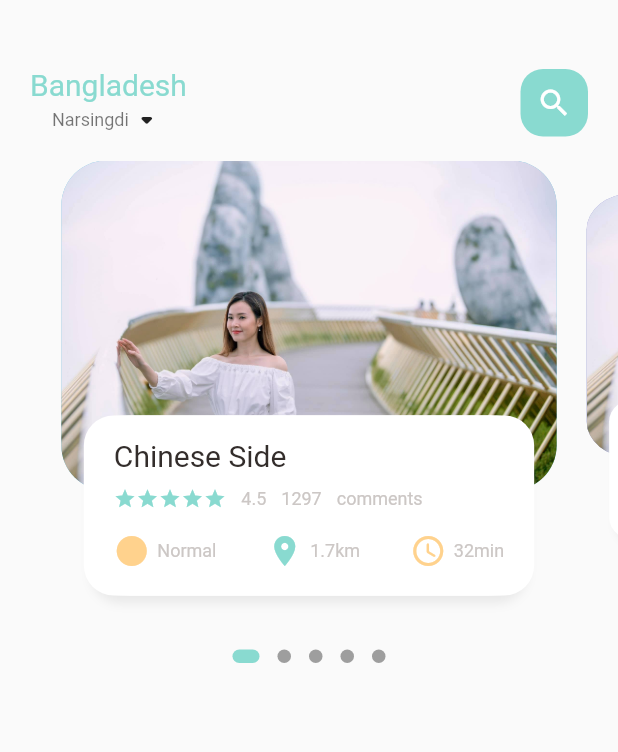
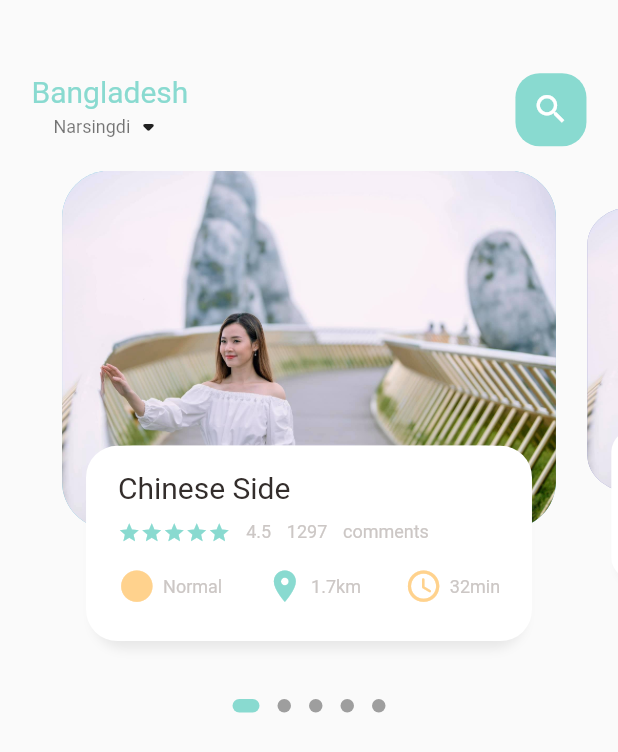
Before and after one commit to miyarin-tn/flutter_application, a Flutter app: the screen it shows after launch, on a phone screen of 412 x 824 dp. Shown: the top 752 px of the screen. Run offline on Flutter 3.47's test engine with Material 2 defaults, Android fonts, the phone set to English and light mode, and no system bars; drawn by our look-alikes of dots_indicator; our stand-ins replace get.

Commit message:
size by resolution screen

```diff
--- a/lib/home/food_page_body.dart
+++ b/lib/home/food_page_body.dart
@@ -1,6 +1,7 @@
 import 'package:flutter/material.dart';
 import 'package:dots_indicator/dots_indicator.dart';
 import 'package:flutter_application/utils/colors.dart';
+import 'package:flutter_application/utils/dimensions.dart';
 import 'package:flutter_application/widgets/big_text.dart';
 import 'package:flutter_application/widgets/icon_and_text.dart';
 import 'package:flutter_application/widgets/small_text.dart';
@@ -16,7 +17,7 @@ class _FoodPageBodyState extends State<FoodPageBody> {
   PageController pageController = PageController(viewportFraction: 0.85);
   var _currentPageValue = 0.0;
   final double _scaleFactor = 0.8;
-  final double _height = 220;
+  final double _height = Dimensions.pageViewContainer;
 
   @override
   void initState() {
@@ -38,7 +39,7 @@ class _FoodPageBodyState extends State<FoodPageBody> {
     return Column(
       children: [
         SizedBox(
-          height: 320,
+          height: Dimensions.pageView,
           child: PageView.builder(
             controller: pageController,
             itemCount: 5,
@@ -88,10 +89,13 @@ class _FoodPageBodyState extends State<FoodPageBody> {
       transform: matrix,
       child: Stack(children: [
         Container(
-          height: 220,
-          margin: const EdgeInsets.only(left: 10, right: 10),
+          height: Dimensions.pageViewContainer,
+          margin: EdgeInsets.only(
+            left: Dimensions.width10,
+            right: Dimensions.width10,
+          ),
           decoration: BoxDecoration(
-            borderRadius: BorderRadius.circular(30),
+            borderRadius: BorderRadius.circular(Dimensions.radius30),
             color: index.isEven
                 ? const Color(0xFF69c5df)
                 : const Color(0xFF9294cc),
@@ -104,10 +108,14 @@ class _FoodPageBodyState extends State<FoodPageBody> {
         Align(
           alignment: Alignment.bottomCenter,
           child: Container(
-            height: 120,
-            margin: const EdgeInsets.only(left: 30, right: 30, bottom: 30),
+            height: Dimensions.pageViewTextContainer,
+            margin: EdgeInsets.only(
+              left: Dimensions.width30,
+              right: Dimensions.width30,
+              bottom: Dimensions.height30,
+            ),
             decoration: BoxDecoration(
-              borderRadius: BorderRadius.circular(20),
+              borderRadius: BorderRadius.circular(Dimensions.radius20),
               color: Colors.white,
               boxShadow: const [
                 BoxShadow(
@@ -126,14 +134,12 @@ class _FoodPageBodyState extends State<FoodPageBody> {
               ],
             ),
             child: Container(
-              padding: const EdgeInsets.all(15),
+              padding: EdgeInsets.all(Dimensions.height15),
               child: Column(
                 crossAxisAlignment: CrossAxisAlignment.start,
                 children: [
                   BigText(text: 'Chinese Side'),
-                  const SizedBox(
-                    height: 10,
-                  ),
+                  SizedBox(height: Dimensions.height10),
                   Row(
                     children: [
                       Wrap(
@@ -146,23 +152,15 @@ class _FoodPageBodyState extends State<FoodPageBody> {
                           ),
                         ),
                       ),
-                      const SizedBox(
-                        width: 10,
-                      ),
+                      SizedBox(width: Dimensions.width10),
                       SmallText(text: '4.5'),
-                      const SizedBox(
-                        width: 10,
-                      ),
+                      SizedBox(width: Dimensions.width10),
                       SmallText(text: '1297'),
-                      const SizedBox(
-                        width: 10,
-                      ),
+                      SizedBox(width: Dimensions.width10),
                       SmallText(text: 'comments'),
                     ],
                   ),
-                  const SizedBox(
-                    height: 15,
-                  ),
+                  SizedBox(height: Dimensions.height15),
                   Row(
                     mainAxisAlignment: MainAxisAlignment.spaceBetween,
                     children: const [
--- a/lib/home/main_food_page.dart
+++ b/lib/home/main_food_page.dart
@@ -1,6 +1,7 @@
 import 'package:flutter/material.dart';
 import 'package:flutter_application/home/food_page_body.dart';
 import 'package:flutter_application/utils/colors.dart';
+import 'package:flutter_application/utils/dimensions.dart';
 import 'package:flutter_application/widgets/big_text.dart';
 import 'package:flutter_application/widgets/small_text.dart';
 
@@ -18,8 +19,10 @@ class _MainFoodPageState extends State<MainFoodPage> {
       body: Column(children: [
         Container(
           child: Container(
-            margin: const EdgeInsets.only(top: 45, bottom: 15),
-            padding: const EdgeInsets.only(left: 20, right: 20),
+            margin: EdgeInsets.only(
+                top: Dimensions.height45, bottom: Dimensions.height15),
+            padding: EdgeInsets.only(
+                left: Dimensions.width20, right: Dimensions.width20),
             child: Row(
               mainAxisAlignment: MainAxisAlignment.spaceBetween,
               children: [
@@ -42,15 +45,16 @@ class _MainFoodPageState extends State<MainFoodPage> {
                 ),
                 Center(
                   child: Container(
-                    width: 45,
-                    height: 45,
+                    width: Dimensions.width45,
+                    height: Dimensions.height45,
                     decoration: BoxDecoration(
-                      borderRadius: BorderRadius.circular(15),
+                      borderRadius: BorderRadius.circular(Dimensions.height15),
                       color: AppColors.mainColor,
                     ),
-                    child: const Icon(
+                    child: Icon(
                       Icons.search,
                       color: Colors.white,
+                      size: Dimensions.iconSize24,
                     ),
                   ),
                 )
@@ -58,7 +62,7 @@ class _MainFoodPageState extends State<MainFoodPage> {
             ),
           ),
         ),
-        FoodPageBody(),
+        const FoodPageBody(),
       ]),
     );
   }
--- a/lib/main.dart
+++ b/lib/main.dart
@@ -1,4 +1,5 @@
 import 'package:flutter/material.dart';
+import 'package:get/get.dart';
 import 'package:flutter_application/home/main_food_page.dart';
 
 void main() {
@@ -11,7 +12,7 @@ class MyApp extends StatelessWidget {
   // This widget is the root of your application.
   @override
   Widget build(BuildContext context) {
-    return MaterialApp(
+    return GetMaterialApp(
       debugShowCheckedModeBanner: false,
       title: 'Flutter Demo',
       theme: ThemeData(
--- /dev/null
+++ b/lib/utils/dimensions.dart
@@ -0,0 +1,29 @@
+import 'package:get/get.dart';
+
+class Dimensions {
+  static double screenWidth = Get.context!.width;
+  static double screenHeight = Get.context!.height;
+
+  static double width10 = screenWidth / 39.3;
+  static double width15 = screenWidth / 26.2;
+  static double width20 = screenWidth / 19.6;
+  static double width25 = screenWidth / 15.7;
+  static double width30 = screenWidth / 13.1;
+  static double width45 = screenWidth / 8.7;
+
+  static double height10 = screenHeight / 76;
+  static double height15 = screenHeight / 50.7;
+  static double height20 = screenHeight / 38;
+  static double height25 = screenHeight / 30.4;
+  static double height30 = screenHeight / 25.3;
+  static double height45 = screenHeight / 16.9;
+
+  static double radius20 = screenWidth / 19.6;
+  static double radius30 = screenWidth / 13.1;
+
+  static double iconSize24 = screenWidth / 16.4;
+
+  static double pageView = screenHeight / 2.38;
+  static double pageViewContainer = screenHeight / 3.45;
+  static double pageViewTextContainer = screenHeight / 6.33;
+}
--- a/lib/widgets/icon_and_text.dart
+++ b/lib/widgets/icon_and_text.dart
@@ -1,4 +1,5 @@
 import 'package:flutter/cupertino.dart';
+import 'package:flutter_application/utils/dimensions.dart';
 import 'package:flutter_application/widgets/small_text.dart';
 
 class IconAndText extends StatelessWidget {
@@ -21,10 +22,9 @@ class IconAndText extends StatelessWidget {
         Icon(
           icon,
           color: iconColor,
+          size: Dimensions.iconSize24,
         ),
-        const SizedBox(
-          width: 5,
-        ),
+        const SizedBox(width: 5),
         SmallText(
           text: text,
           color: color,
--- a/pubspec.yaml
+++ b/pubspec.yaml
@@ -31,6 +31,7 @@ dependencies:
     sdk: flutter
   flutter_localizations:
     sdk: flutter
+  get: ^4.6.5
   intl: ^0.17.0
   provider: ^6.0.3
   dots_indicator: ^2.1.0
```
Also changed, not shown: pubspec.lock.
